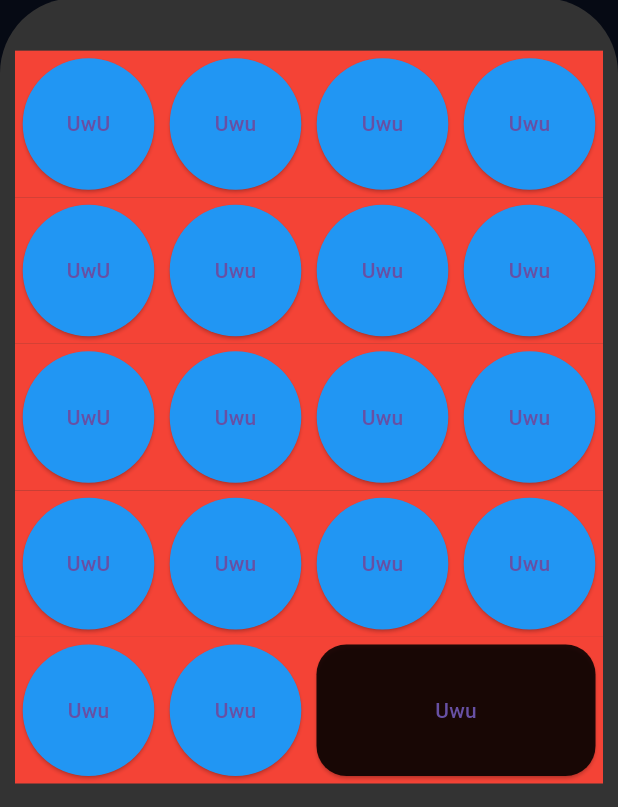
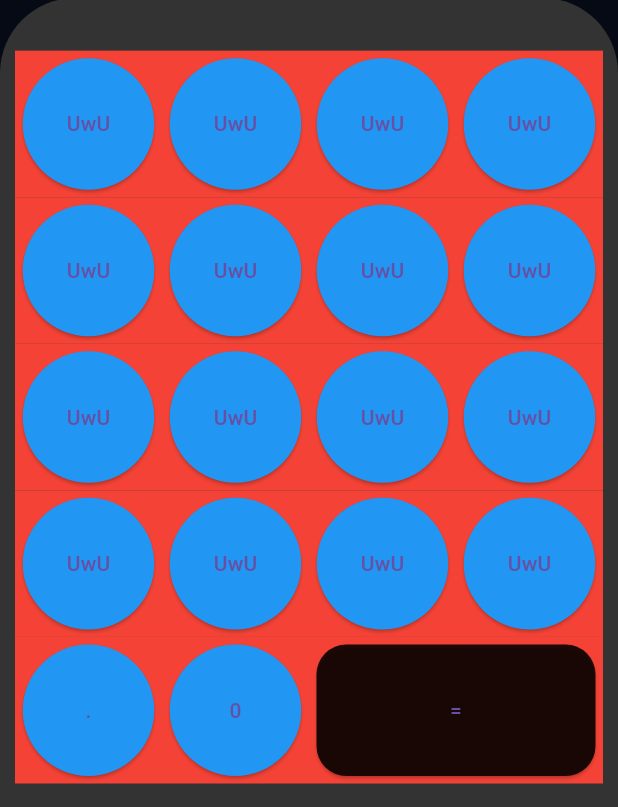
Before and after one commit to PizzaSpark/FlutterCalculator, a Flutter app: the screen it shows after launch, on a phone screen of 412 x 824 dp. Shown: the part 415-1222 px from the top of the screen. Run offline on Flutter 3.47's test engine with Material 3 defaults, Android fonts, the phone set to English and light mode, and no system bars.

Commit message:
customizable text and colors for themes

```diff
--- a/lib/pages/calculator_page.dart
+++ b/lib/pages/calculator_page.dart
@@ -20,7 +20,7 @@ class _CalculatorPageState extends State<CalculatorPage> {
 
 
     return Scaffold(
-      appBar: AppBar(title: Text("My Calculator"),),
+      appBar: AppBar(title: const Text("My Calculator"),),
       backgroundColor: const Color.fromRGBO(6, 10, 20, 1),
       body: Column(
         mainAxisAlignment: MainAxisAlignment.end,
@@ -30,10 +30,46 @@ class _CalculatorPageState extends State<CalculatorPage> {
           EquationTextfield(controller: equationcontroller, color: Colors.yellow),
           const ButtonBG(
             children: [
-              ButtonRow(),
-              ButtonRow(),
-              ButtonRow(),
-              ButtonRow(),
+              ButtonRow(
+                color1: Colors.blue,
+                color2: Colors.blue,
+                color3: Colors.blue,
+                color4: Colors.blue,
+                child1: Text("UwU"),
+                child2: Text("UwU"),
+                child3: Text("UwU"),
+                child4: Text("UwU"),
+              ),
+              ButtonRow(
+                color1: Colors.blue,
+                color2: Colors.blue,
+                color3: Colors.blue,
+                color4: Colors.blue,
+                child1: Text("UwU"),
+                child2: Text("UwU"),
+                child3: Text("UwU"),
+                child4: Text("UwU"),
+              ),
+              ButtonRow(
+                color1: Colors.blue,
+                color2: Colors.blue,
+                color3: Colors.blue,
+                color4: Colors.blue,
+                child1: Text("UwU"),
+                child2: Text("UwU"),
+                child3: Text("UwU"),
+                child4: Text("UwU"),
+              ),
+              ButtonRow(
+                color1: Colors.blue,
+                color2: Colors.blue,
+                color3: Colors.blue,
+                color4: Colors.blue,
+                child1: Text("UwU"),
+                child2: Text("UwU"),
+                child3: Text("UwU"),
+                child4: Text("UwU"),
+              ),
               ButtonWEqual()
             ],
           )
--- a/lib/widgets/button_row.dart
+++ b/lib/widgets/button_row.dart
@@ -2,17 +2,29 @@ import 'package:calc/widgets/calc_button.dart';
 import 'package:flutter/material.dart';
 
 class ButtonRow extends StatelessWidget {
-  const ButtonRow({super.key});
+  final Widget child1, child2,child3,child4;
+  final Color color1, color2, color3, color4;
+  const ButtonRow({
+    super.key,
+    required this.child1,
+    required this.child2,
+    required this.child3,
+    required this.child4,
+    required this.color1,
+    required this.color2,
+    required this.color3,
+    required this.color4,
+  });
 
   @override
   Widget build(BuildContext context) {
-    return const Expanded(
+    return Expanded(
       child: Row(
         children: [
-          CalcButton(text: "UwU", color: Colors.blue),
-          CalcButton(text: "Uwu", color: Colors.blue),
-          CalcButton(text: "Uwu", color: Colors.blue),
-          CalcButton(text: "Uwu", color: Colors.blue),
+          CalcButton(color: color1, child: child1),
+          CalcButton(color: color2, child: child2),
+          CalcButton(color: color3, child: child3),
+          CalcButton(color: color4, child: child4),
         ],
       ),
     );
--- a/lib/widgets/buttonwequal_row.dart
+++ b/lib/widgets/buttonwequal_row.dart
@@ -10,9 +10,9 @@ class ButtonWEqual extends StatelessWidget {
     return const Expanded(
       child: Row(
         children: [
-          CalcButton(text: "Uwu", color: Colors.blue),
-          CalcButton(text: "Uwu", color: Colors.blue),
-          CalcEqualButton(text: "Uwu", color: Colors.black87),
+          CalcButton(child: Text("."), color: Colors.blue),
+          CalcButton(child: Text("0"), color: Colors.blue),
+          CalcEqualButton(text: "=", color: Colors.black87),
         ],
       ),
     );
--- a/lib/widgets/calc_button.dart
+++ b/lib/widgets/calc_button.dart
@@ -1,9 +1,9 @@
 import 'package:flutter/material.dart';
 
 class CalcButton extends StatelessWidget {
-  final String text;
+  final Widget child;
   final Color color;
-  const CalcButton({super.key, required this.text, required this.color});
+  const CalcButton({super.key, required this.child, required this.color});
 
   @override
   Widget build(BuildContext context) {
@@ -21,7 +21,7 @@ class CalcButton extends StatelessWidget {
                 ),
                 backgroundColor: MaterialStateProperty.all<Color>(color),
               ),
-              child: Text(text),
+              child: child,
             ),
         ),
       ),
--- a/lib/widgets/equation_textfield.dart
+++ b/lib/widgets/equation_textfield.dart
@@ -1,8 +1,4 @@
-import 'dart:math';
-
-import 'package:flutter/cupertino.dart';
 import 'package:flutter/material.dart';
-import 'package:flutter/rendering.dart';
 
 class EquationTextfield extends StatefulWidget {
   final TextEditingController controller;
```
